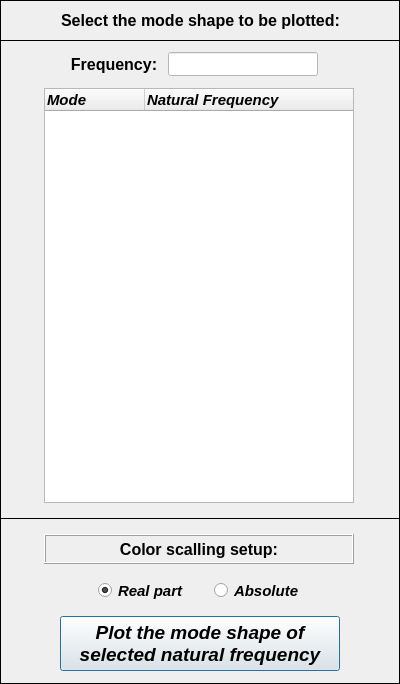
First picture: the form in pulse/uix/user_input/ui/Plots/Results/Structural/plotStructuralModeShapeInput.ui, repository open-pulse/OpenPulse, before the edit.
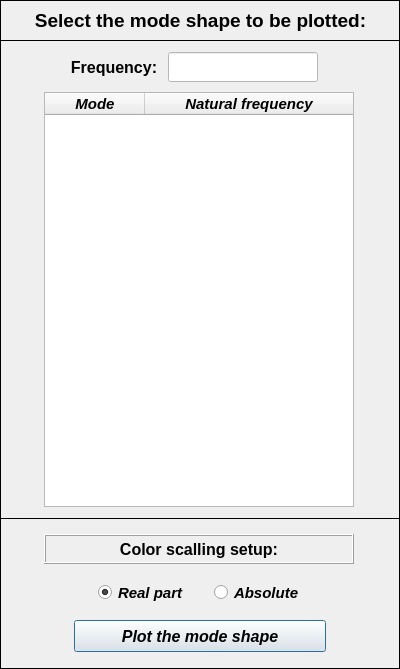
Second picture: the form after the edit. Icons and pictures are not drawn.

Diff of the .ui file:
```diff
--- a/pulse/uix/user_input/ui/Plots/Results/Structural/plotStructuralModeShapeInput.ui
+++ b/pulse/uix/user_input/ui/Plots/Results/Structural/plotStructuralModeShapeInput.ui
@@ -10,7 +10,7 @@
     <x>0</x>
     <y>0</y>
     <width>400</width>
-    <height>684</height>
+    <height>669</height>
    </rect>
   </property>
   <property name="sizePolicy">
@@ -22,13 +22,13 @@
   <property name="minimumSize">
    <size>
     <width>400</width>
-    <height>665</height>
+    <height>669</height>
    </size>
   </property>
   <property name="maximumSize">
    <size>
     <width>400</width>
-    <height>700</height>
+    <height>669</height>
    </size>
   </property>
   <property name="contextMenuPolicy">
@@ -75,7 +75,7 @@
     <property name="geometry">
      <rect>
       <x>44</x>
-      <y>48</y>
+      <y>52</y>
       <width>310</width>
       <height>415</height>
      </rect>
@@ -105,10 +105,34 @@
      <property name="text">
       <string>Mode</string>
      </property>
+     <property name="font">
+      <font>
+       <family>Arial</family>
+       <pointsize>11</pointsize>
+       <weight>75</weight>
+       <italic>true</italic>
+       <bold>true</bold>
+      </font>
+     </property>
+     <property name="textAlignment">
+      <set>AlignCenter</set>
+     </property>
     </column>
     <column>
      <property name="text">
-      <string notr="true">Natural Frequency</string>
+      <string notr="true">Natural frequency</string>
+     </property>
+     <property name="font">
+      <font>
+       <family>Arial</family>
+       <pointsize>11</pointsize>
+       <weight>75</weight>
+       <italic>true</italic>
+       <bold>true</bold>
+      </font>
+     </property>
+     <property name="textAlignment">
+      <set>AlignCenter</set>
      </property>
     </column>
    </widget>
@@ -121,9 +145,21 @@
       <x>168</x>
       <y>12</y>
       <width>150</width>
-      <height>24</height>
+      <height>30</height>
      </rect>
     </property>
+    <property name="minimumSize">
+     <size>
+      <width>0</width>
+      <height>30</height>
+     </size>
+    </property>
+    <property name="maximumSize">
+     <size>
+      <width>16777215</width>
+      <height>30</height>
+     </size>
+    </property>
     <property name="font">
      <font>
       <family>Arial</family>
@@ -135,7 +171,7 @@
     </property>
     <property name="styleSheet">
      <string notr="true">background-color: rgb(255, 255, 255);
-color: rgb(0, 0, 0);</string>
+color: rgb(0, 0, 255);</string>
     </property>
     <property name="alignment">
      <set>Qt::AlignCenter</set>
@@ -147,9 +183,21 @@
       <x>64</x>
       <y>12</y>
       <width>100</width>
-      <height>24</height>
+      <height>30</height>
      </rect>
     </property>
+    <property name="minimumSize">
+     <size>
+      <width>0</width>
+      <height>30</height>
+     </size>
+    </property>
+    <property name="maximumSize">
+     <size>
+      <width>16777215</width>
+      <height>30</height>
+     </size>
+    </property>
     <property name="font">
      <font>
       <family>Arial</family>
@@ -208,7 +256,7 @@
     <property name="font">
      <font>
       <family>Arial</family>
-      <pointsize>12</pointsize>
+      <pointsize>14</pointsize>
       <weight>75</weight>
       <italic>false</italic>
       <bold>true</bold>
@@ -231,7 +279,7 @@
      <x>0</x>
      <y>518</y>
      <width>400</width>
-     <height>166</height>
+     <height>151</height>
     </rect>
    </property>
    <property name="frameShape">
@@ -244,7 +292,7 @@
     <property name="geometry">
      <rect>
       <x>88</x>
-      <y>58</y>
+      <y>60</y>
       <width>237</width>
       <height>29</height>
      </rect>
@@ -374,36 +422,35 @@
    <widget class="QPushButton" name="pushButton">
     <property name="geometry">
      <rect>
-      <x>60</x>
-      <y>98</y>
-      <width>280</width>
-      <height>55</height>
+      <x>74</x>
+      <y>102</y>
+      <width>252</width>
+      <height>32</height>
      </rect>
     </property>
     <property name="minimumSize">
      <size>
-      <width>280</width>
+      <width>252</width>
       <height>32</height>
      </size>
     </property>
     <property name="maximumSize">
      <size>
-      <width>280</width>
+      <width>252</width>
       <height>55</height>
      </size>
     </property>
     <property name="font">
      <font>
       <family>Arial</family>
-      <pointsize>14</pointsize>
+      <pointsize>12</pointsize>
       <weight>75</weight>
       <italic>true</italic>
       <bold>true</bold>
      </font>
     </property>
     <property name="text">
-     <string>Plot the mode shape of 
-selected natural frequency</string>
+     <string>Plot the mode shape</string>
     </property>
    </widget>
   </widget>
```
